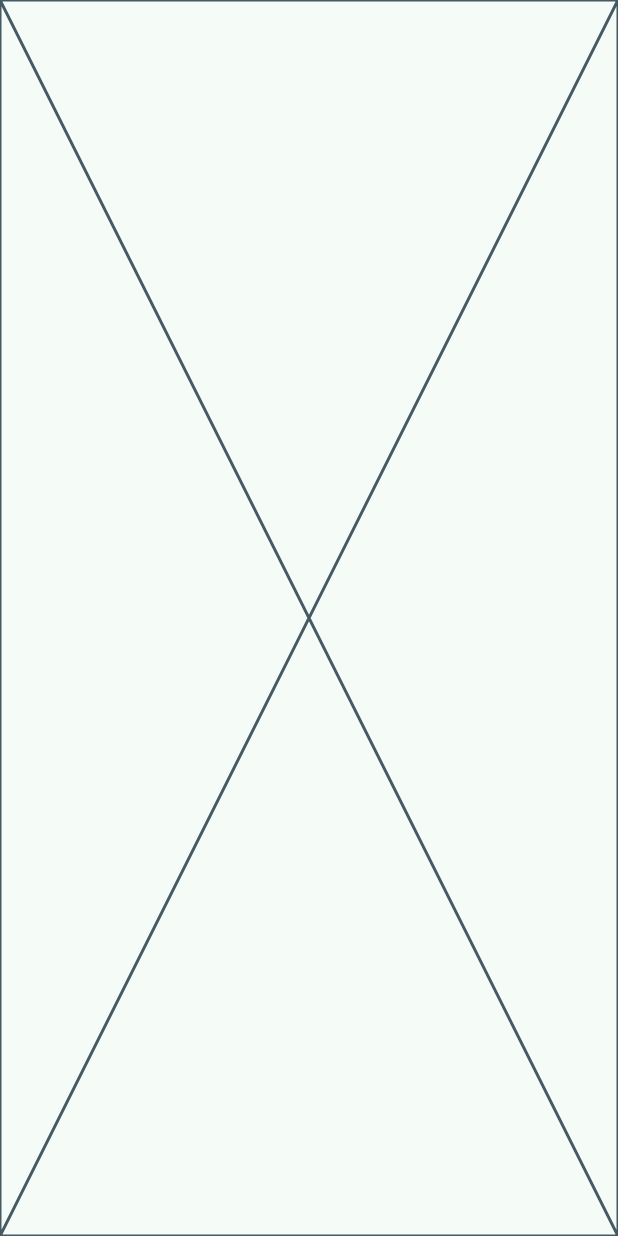
After one commit to JosueMoDev/curso-flutter-cinemapedia, a Flutter app: the HomeScreen screen opened directly, on a phone screen of 412 x 824 dp. The commit adds this screen. Run offline on Flutter 3.47's test engine with Material 2 defaults, Android fonts, the phone set to English and light mode, and no system bars; our stand-ins replace go_router.

Commit message:
go router package added, theme and router config have been implemented

```diff
--- /dev/null
+++ b/lib/config/config.dart
@@ -0,0 +1,2 @@
+export 'router/app_router.dart';
+export 'theme/app_theme.dart';
--- /dev/null
+++ b/lib/config/theme/app_theme.dart
@@ -0,0 +1,8 @@
+import 'package:flutter/material.dart';
+
+class AppTheme {
+  ThemeData getTheme() => ThemeData(
+    useMaterial3: true,
+    colorSchemeSeed: Colors.tealAccent,
+  );
+}
--- /dev/null
+++ b/lib/presentation/screens/movies/home_screen.dart
@@ -0,0 +1,13 @@
+import 'package:flutter/material.dart';
+
+class HomeScreen extends StatelessWidget {
+  static const name = 'home-screen';
+  const HomeScreen({super.key});
+
+  @override
+  Widget build(BuildContext context) {
+    return const Scaffold(
+      body: Placeholder()
+    );
+  }
+}
--- /dev/null
+++ b/lib/presentation/screens/screens.dart
@@ -0,0 +1 @@
+export 'movies/home_screen.dart';
--- a/pubspec.yaml
+++ b/pubspec.yaml
@@ -9,11 +9,12 @@ environment:
 dependencies:
   flutter:
     sdk: flutter
+  go_router: ^11.0.0
 
 dev_dependencies:
+  flutter_lints: ^2.0.0
   flutter_test:
     sdk: flutter
-  flutter_lints: ^2.0.0
 
 flutter:
   uses-material-design: true
```
Also changed, not shown: lib/config/router/app_router.dart (added, +13 -0 lines), lib/main.dart (+5 -2 lines), pubspec.lock.
